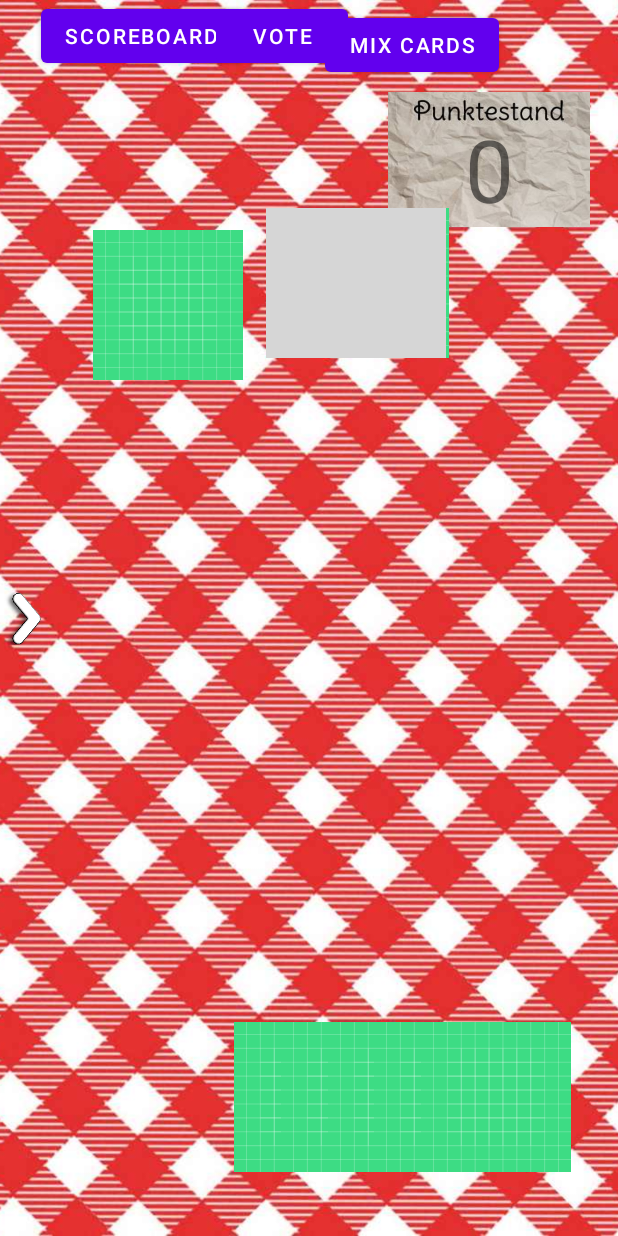
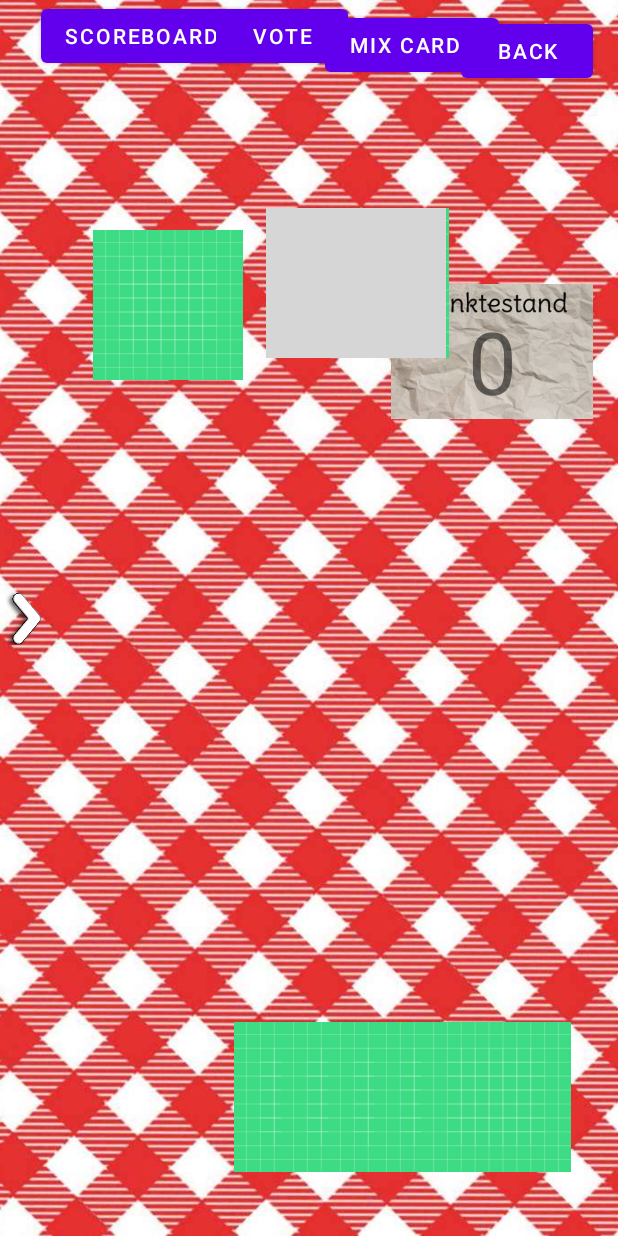
Before and after one commit to SE2-GruppeA/PiatnikParty, an Android app: the layout activity_schnopsn.xml on its own in the app's theme, with its tools: preview values and no code run, on a phone screen of 412 x 824 dp. Run offline under Robolectric (Android 15) with nearby library versions, the phone set to English and light mode, and no system bars; grey boxes are pictures that could not be loaded.

Commit message:
Minor fixes

```diff
--- a/app/src/main/java/com/example/piatinkpartyapp/screens/GameRulesFragment.java
+++ b/app/src/main/java/com/example/piatinkpartyapp/screens/GameRulesFragment.java
@@ -1,5 +1,6 @@
 package com.example.piatinkpartyapp.screens;
 
+import android.content.Intent;
 import android.os.Bundle;
 
 import androidx.fragment.app.Fragment;
--- a/app/src/main/java/com/example/piatinkpartyapp/screens/MainActivity.java
+++ b/app/src/main/java/com/example/piatinkpartyapp/screens/MainActivity.java
@@ -63,7 +63,7 @@ public class MainActivity extends AppCompatActivity implements View.OnClickListe
                 new CreateGameFragment()).commit();
 
     }
-    public void showPlayGameFragment(){
+    public void showPlayGameFragment() {
         getSupportFragmentManager().beginTransaction().add(android.R.id.content,
                 new PlayGameFragment()).commit();
     }
--- a/app/src/main/res/layout/activity_schnopsn.xml
+++ b/app/src/main/res/layout/activity_schnopsn.xml
@@ -76,10 +76,10 @@
         android:layout_height="90dp"
         app:layout_constraintBottom_toBottomOf="parent"
         app:layout_constraintEnd_toEndOf="@+id/imageView2"
-        app:layout_constraintHorizontal_bias="0.965"
+        app:layout_constraintHorizontal_bias="0.972"
         app:layout_constraintStart_toStartOf="@+id/imageView2"
         app:layout_constraintTop_toTopOf="parent"
-        app:layout_constraintVertical_bias="0.084"
+        app:layout_constraintVertical_bias="0.258"
         app:srcCompat="@drawable/punktestand" />
 
     <ImageView
@@ -215,4 +215,16 @@
         app:srcCompat="@drawable/ic_launcher_background"
         tools:srcCompat="@tools:sample/avatars[2]" />
 
+    <Button
+        android:id="@+id/backBtn"
+        android:layout_width="wrap_content"
+        android:layout_height="wrap_content"
+        android:text="@string/back"
+        app:layout_constraintBottom_toBottomOf="parent"
+        app:layout_constraintEnd_toEndOf="@+id/imageView2"
+        app:layout_constraintHorizontal_bias="0.949"
+        app:layout_constraintStart_toStartOf="parent"
+        app:layout_constraintTop_toTopOf="parent"
+        app:layout_constraintVertical_bias="0.013" />
+
 </androidx.constraintlayout.widget.ConstraintLayout>
```
Also changed, not shown: app/src/main/java/com/example/piatinkpartyapp/SchnopsnActivity.java (+19 -3 lines), app/src/main/java/com/example/piatinkpartyapp/screens/EinstellungenFragment.java (+20 -0 lines), app/src/main/res/layout/fragment_einstellungen.xml (+26 -5 lines).
